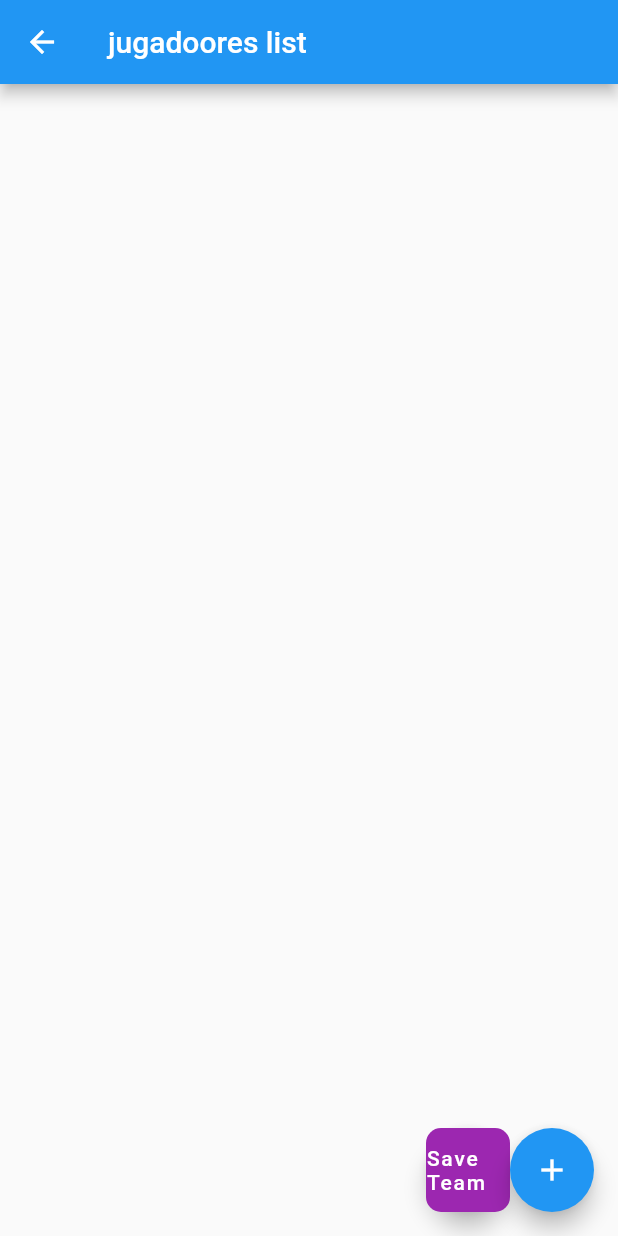
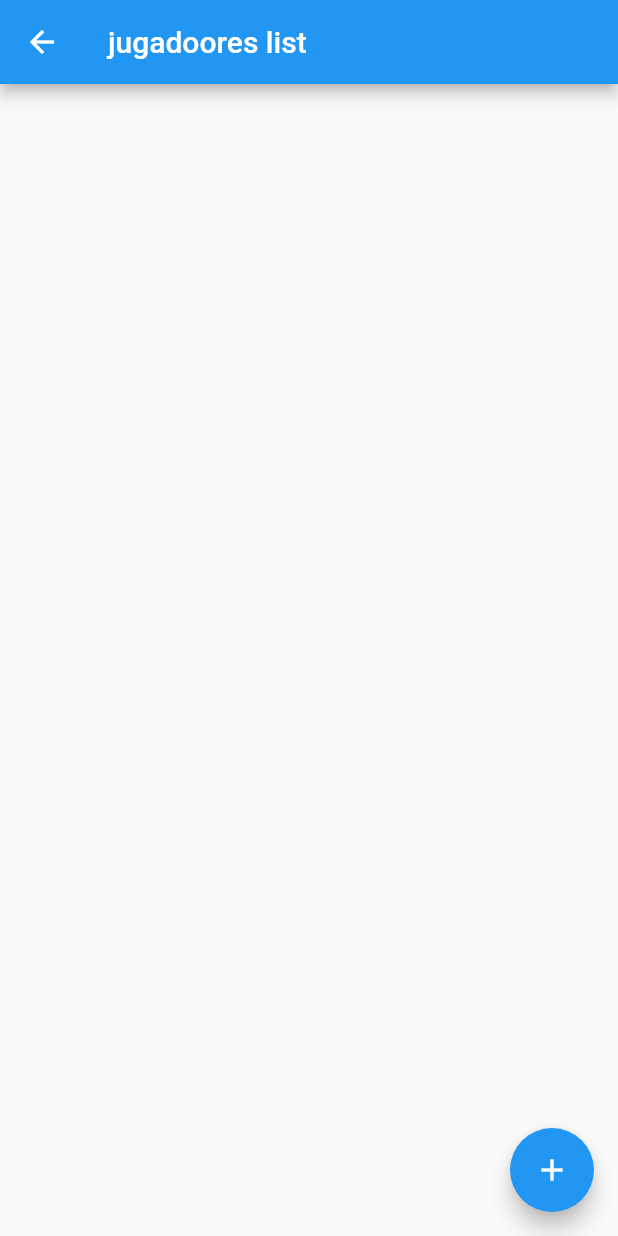
Before and after one commit to ecasanovab/Dr_app_inicial, a Flutter app: the ListaJugadoresForm screen opened by its route, on a phone screen of 412 x 824 dp. Run offline on Flutter 3.47's test engine with Material 2 defaults, Android fonts, the phone set to English and light mode, and no system bars.

Commit message:
Update ListaJugadoresForm.dart

```diff
--- a/lib/ListaJugadoresForm.dart
+++ b/lib/ListaJugadoresForm.dart
@@ -86,9 +86,9 @@ class ListaJugadoresFormState extends State<ListaJugadoresForm> {
           floatingActionButton:
               Row(mainAxisAlignment: MainAxisAlignment.end,
                   children: [
-                FloatingActionButton(
+                /*FloatingActionButton(
                   child: Container(
-                    width: 200,
+                    width: 8,
                     child:Text('Save Team'),
                     alignment: Alignment.center,
                     decoration: BoxDecoration(
@@ -99,9 +99,9 @@ class ListaJugadoresFormState extends State<ListaJugadoresForm> {
                     ),
                       ),
                        onPressed: () => resetList(),
-                      ),
+                      ),*/
 
-                FloatingActionButton(
+               FloatingActionButton(
                     child: Icon(
                       Icons.add,
                     ),
```
